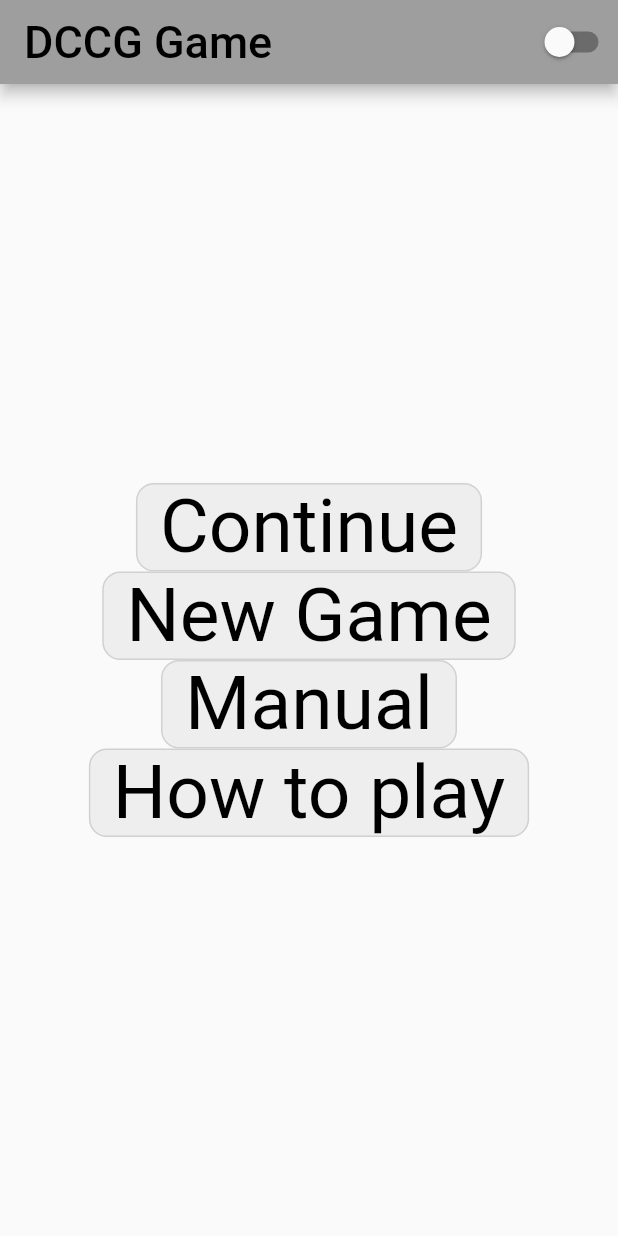
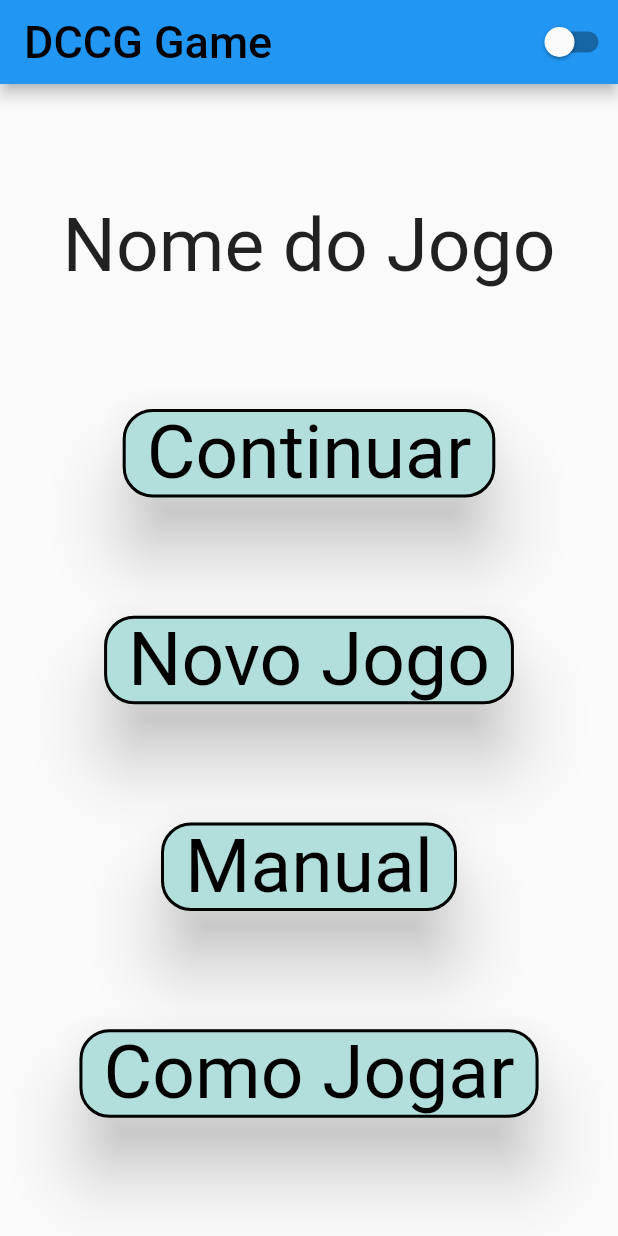
Before and after one commit to gvheisler/app_dccg, a Flutter app: the screen it shows after launch, on a phone screen of 412 x 824 dp. Run offline on Flutter 3.47's test engine with Material 2 defaults, Android fonts, the phone set to English and light mode, and no system bars.

```diff
--- a/lib/app_widget.dart
+++ b/lib/app_widget.dart
@@ -11,18 +11,19 @@ class AppWidget extends StatelessWidget {
       builder: (context, child) {
         return MaterialApp(
           theme: ThemeData(
-            primarySwatch: Colors.grey,
-            primaryColorDark: Colors.blue,
             brightness: AppController.instance.isDarkTheme ? Brightness.dark : Brightness.light,
             outlinedButtonTheme: OutlinedButtonThemeData(
               style: OutlinedButton.styleFrom(
-                backgroundColor: Colors.grey[200],
-                shape: RoundedRectangleBorder(borderRadius: BorderRadius.circular(12)),
+                backgroundColor: Colors.teal[100],
+                shape: RoundedRectangleBorder(borderRadius: BorderRadius.circular(20)),
                 textStyle: const TextStyle(fontSize: 50),
+                elevation: 20,
+                shadowColor: Colors.black,
+                side: BorderSide(color: Colors.black,width: 2)
               )
             ),
           ),
-          home: HomePage(),
+          home: const HomePage(),
         );
       },
     );
--- a/lib/home_page.dart
+++ b/lib/home_page.dart
@@ -28,32 +28,13 @@ class _HomePageState extends State<HomePage> {
         width: double.infinity,
         height: double.infinity,
         child: Column(
-          mainAxisAlignment: MainAxisAlignment.center,
-          children: [
-            OutlinedButton(
-                onPressed: (){},
-                child: (
-                  const Text('Continue', style: TextStyle(color: Colors.black),)
-                ),
-            ),
-            OutlinedButton(
-              onPressed: (){},
-              child: (
-                  const Text('New Game', style: TextStyle(color: Colors.black),)
-              ),
-            ),
-            OutlinedButton(
-              onPressed: (){},
-              child: (
-                  const Text('Manual', style: TextStyle(color: Colors.black),)
-              ),
-            ),
-            OutlinedButton(
-              onPressed: (){},
-              child: (
-                  const Text('How to play', style: TextStyle(color: Colors.black),)
-              ),
-            ),
+          mainAxisAlignment: MainAxisAlignment.spaceEvenly,
+          children: const [
+            Text('Nome do Jogo', style: TextStyle(fontSize: 50),),
+            DefaultButton(text: 'Continuar', route: '/'),
+            DefaultButton(text: 'Novo Jogo', route: '/'),
+            DefaultButton(text: 'Manual', route: '/'),
+            DefaultButton(text: 'Como Jogar', route: '/'),
           ],
         ),
       )
@@ -82,6 +63,13 @@ class DefaultButton extends StatelessWidget {
 
   @override
   Widget build(BuildContext context) {
-    return Container();
+    return OutlinedButton(
+      onPressed: (){
+
+      },
+      child: (
+          Text(text, style: const TextStyle(color: Colors.black),)
+      ),
+    );
   }
 }
```
Also changed, not shown: lib/search_page.dart (added).
